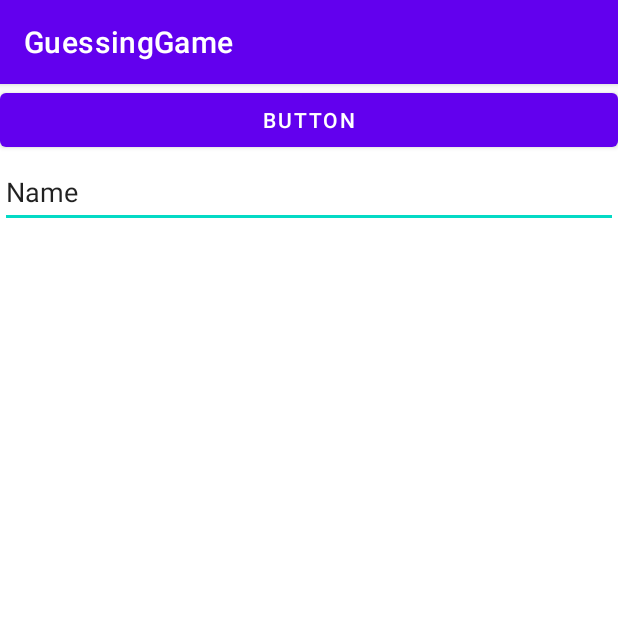
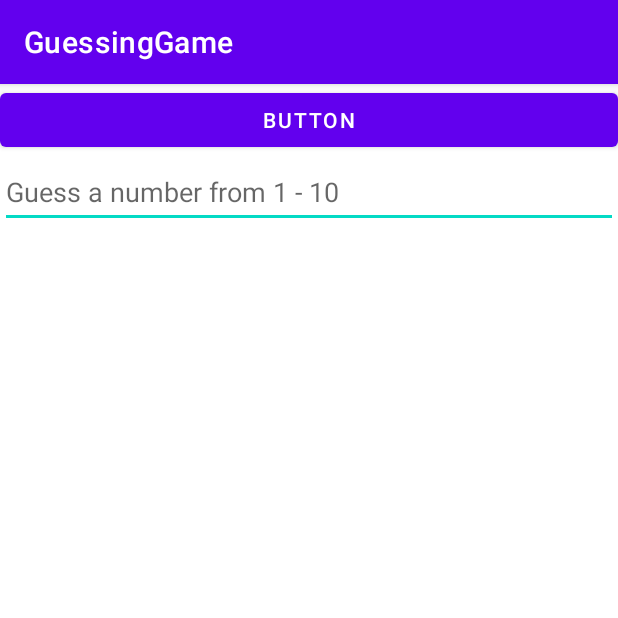
Before and after one commit to sihanchen01/cp3406, an Android app: the screen it shows after launch (MainActivity), on a phone screen of 412 x 824 dp, the top half of it. Run offline under Robolectric (Android 15) with nearby library versions, the phone set to English and light mode, and no system bars.

Commit message:
finish prac01

```diff
--- /dev/null
+++ b/GuessingGame/app/src/main/java/au/edu/jcu/guessinggame/Game.java
@@ -0,0 +1,12 @@
+package au.edu.jcu.guessinggame;
+
+import java.util.Random;
+
+public class Game {
+    Random random = new Random();
+    int answer = random.nextInt(11);
+
+    public boolean check(int number) {
+        return number == answer;
+    }
+}
--- a/GuessingGame/app/src/main/res/layout/activity_main.xml
+++ b/GuessingGame/app/src/main/res/layout/activity_main.xml
@@ -24,17 +24,18 @@
     tools:context=".MainActivity">
 
     <Button
-        android:id="@+id/button2"
+        android:id="@+id/button"
         android:layout_width="match_parent"
         android:layout_height="48dp"
+        android:onClick="checkGuess"
         android:text="Button" />
 
     <EditText
-        android:id="@+id/editTextTextPersonName"
+        android:id="@+id/userInput"
         android:layout_width="match_parent"
         android:layout_height="48dp"
-        android:autofillHints=""
+        android:importantForAutofill="no"
+        android:hint="Guess a number from 1 - 10"
         android:ems="10"
-        android:inputType="textPersonName"
-        android:text="Name" />
+        android:inputType="number"/>
 </LinearLayout>
```
Also changed, not shown: GuessingGame/app/src/main/java/au/edu/jcu/guessinggame/MainActivity.java (+18 -0 lines), 2 other files.
